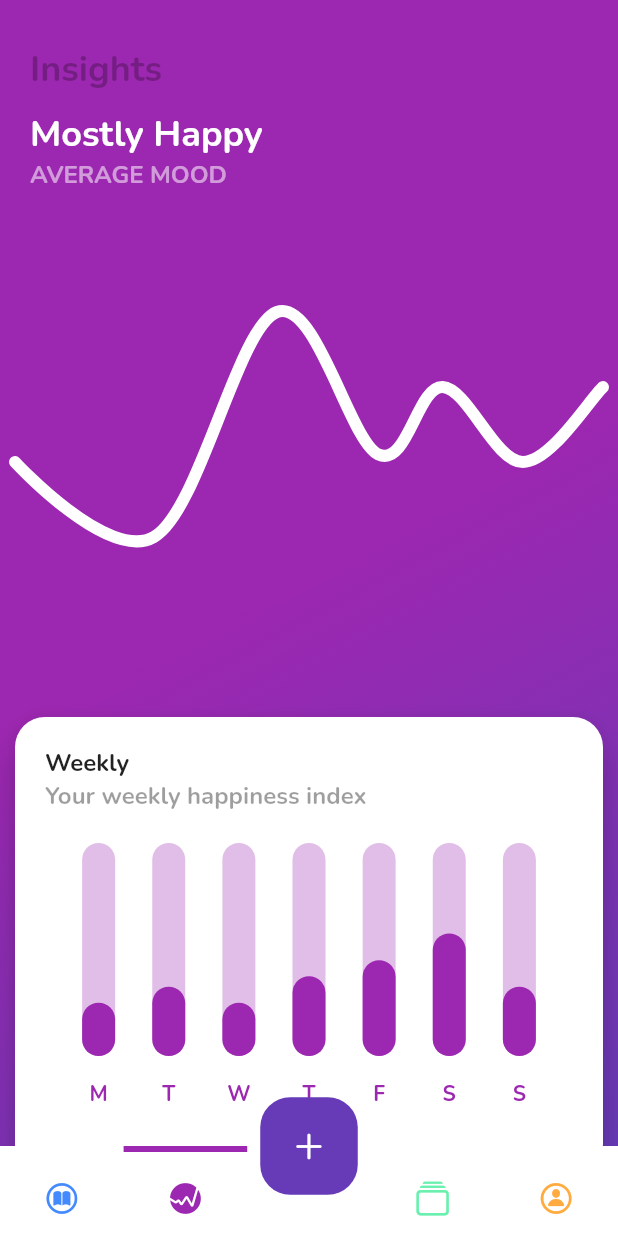
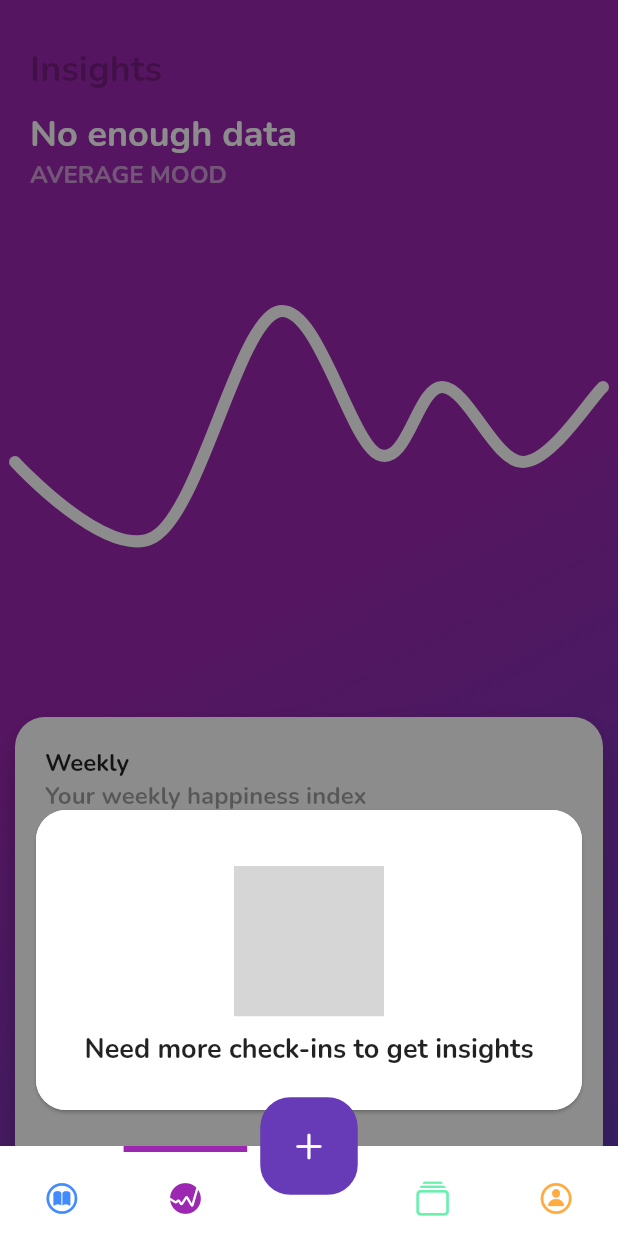
Before and after one commit to kamaravichow/reflectme-flutter, a Flutter app: the HomeScreen screen opened by its route, item 2 of the bottom bar chosen, on a phone screen of 412 x 824 dp. Run offline on Flutter 3.47's test engine with Material 2 defaults, Android fonts, the light colour scheme and no system bars; drawn by our look-alikes of fl_chart, rive; our stand-ins replace cloud_firestore, firebase_auth, firebase_core, shared_preferences, timeago; missing offline and left inert: dart:ffi, tiktoklikescroller; accounts and stored records are empty; grey boxes are pictures that could not be loaded.

Commit message:
feed screen made

```diff
--- a/lib/screens/home/insights.dart
+++ b/lib/screens/home/insights.dart
@@ -1,6 +1,7 @@
 import 'package:fl_chart/fl_chart.dart';
 import 'package:flutter/gestures.dart';
 import 'package:flutter/material.dart';
+import 'package:rive/rive.dart' as rive;
 
 class InsightsScreen extends StatefulWidget {
   @override
@@ -24,7 +25,9 @@ class _InsightsScreenState extends State<InsightsScreen> {
                 end: Alignment(1.0, 1.0),
                 colors: [Colors.purple, Colors.purple, Colors.deepPurple])),
         child: SafeArea(
-            child: ListView(
+          child: Stack(
+            children: [
+              ListView(
                 shrinkWrap: true,
                 scrollDirection: Axis.vertical,
                 children: [
@@ -37,18 +40,20 @@ class _InsightsScreenState extends State<InsightsScreen> {
                           margin: EdgeInsets.symmetric(vertical: 10),
                           child: Text(
                             "Insights",
-                      style: TextStyle(fontSize: 24, color: Colors.black26),
+                            style:
+                                TextStyle(fontSize: 24, color: Colors.black26),
                           ),
                         ),
                         Text(
-                    "Mostly Happy",
+                          "No enough data",
                           style: TextStyle(fontSize: 24, color: Colors.white),
                         ),
                         Row(
                           children: [
                             Text(
                               "Average Mood".toUpperCase(),
-                        style: TextStyle(fontSize: 16, color: Colors.white54),
+                              style: TextStyle(
+                                  fontSize: 16, color: Colors.white54),
                             ),
                           ],
                         ),
@@ -72,11 +77,13 @@ class _InsightsScreenState extends State<InsightsScreen> {
                           children: [
                             Text(
                               "Weekly",
-                        style: TextStyle(fontSize: 16, color: Colors.black87),
+                              style: TextStyle(
+                                  fontSize: 16, color: Colors.black87),
                             ),
                             Text(
                               "Your weekly happiness index",
-                        style: TextStyle(fontSize: 16, color: Colors.black38),
+                              style: TextStyle(
+                                  fontSize: 16, color: Colors.black38),
                             ),
                             Container(
                                 padding: EdgeInsets.symmetric(vertical: 20),
@@ -87,7 +94,46 @@ class _InsightsScreenState extends State<InsightsScreen> {
                     ),
                   )
                 ],
-        )),
+              ),
+              Container(
+                color: Colors.black45,
+                padding: EdgeInsets.all(20),
+                child: Column(
+                  mainAxisAlignment: MainAxisAlignment.end,
+                  children: [
+                    Card(
+                      shape: RoundedRectangleBorder(
+                          side: BorderSide(color: Colors.white, width: 1),
+                          borderRadius: BorderRadius.circular(20)),
+                      child: Container(
+                        width: double.infinity,
+                        height: 200,
+                        child: Column(
+                          mainAxisAlignment: MainAxisAlignment.center,
+                          children: [
+                            Container(
+                              width: 100,
+                              height: 100,
+                              margin: EdgeInsets.all(10),
+                              child: rive.RiveAnimation.asset(
+                                "assets/rive/abhi.riv",
+                                animation: 'blink',
+                              ),
+                            ),
+                            Text(
+                              "Need more check-ins to get insights",
+                              style: TextStyle(fontSize: 18),
+                            )
+                          ],
+                        ),
+                      ),
+                    )
+                  ],
+                ),
+              )
+            ],
+          ),
+        ),
       ),
     );
   }
--- a/lib/shared/entry.dart
+++ b/lib/shared/entry.dart
@@ -13,7 +13,7 @@ class EntryItem extends StatelessWidget {
   Widget build(BuildContext context) {
     return Container(
       width: double.infinity,
-      margin: EdgeInsets.only(left: 20),
+      margin: EdgeInsets.only(left: 20, top: 10),
       padding: EdgeInsets.symmetric(vertical: 20, horizontal: 5),
       decoration: BoxDecoration(
           borderRadius: BorderRadius.only(
--- a/pubspec.yaml
+++ b/pubspec.yaml
@@ -39,6 +39,7 @@ dependencies:
   fl_chart: ^0.36.1
   rive: ^0.7.11
   shared_preferences: ^2.0.6
+  tiktoklikescroller: ^0.1.6
 
 dev_dependencies:
   flutter_test:
```
Also changed, not shown: lib/screens/home/feed.dart (+69 -0 lines), lib/screens/new.dart (added, +15 -0 lines), lib/shared/common.dart (+15 -0 lines), assets/images/1.webp (added), assets/images/10.webp (added), assets/images/11.webp (added), assets/images/12.webp (added), assets/images/13.webp (added), assets/images/14.webp (added), assets/images/2.webp (added), assets/images/3.webp (added), assets/images/4.webp (added), assets/images/5.webp (added), assets/images/6.webp (added), 4 more files, 5 other files. Lines whose indentation alone changed are shown as unchanged.
